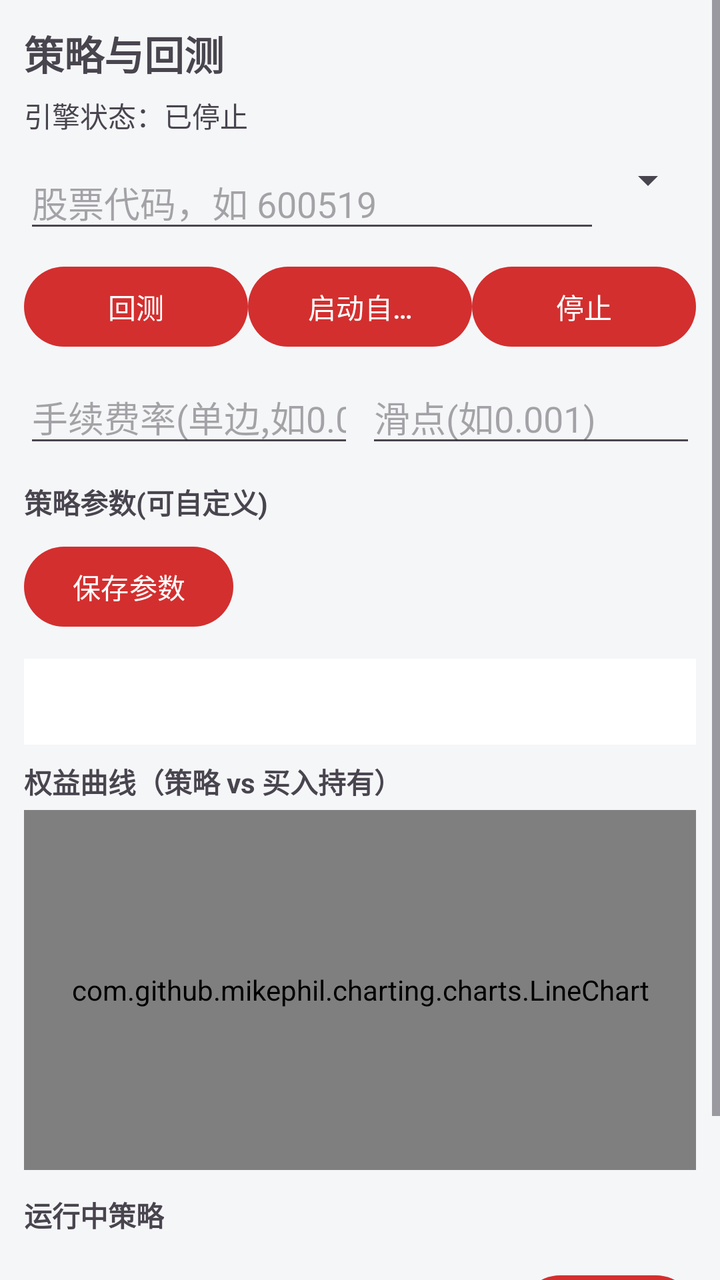
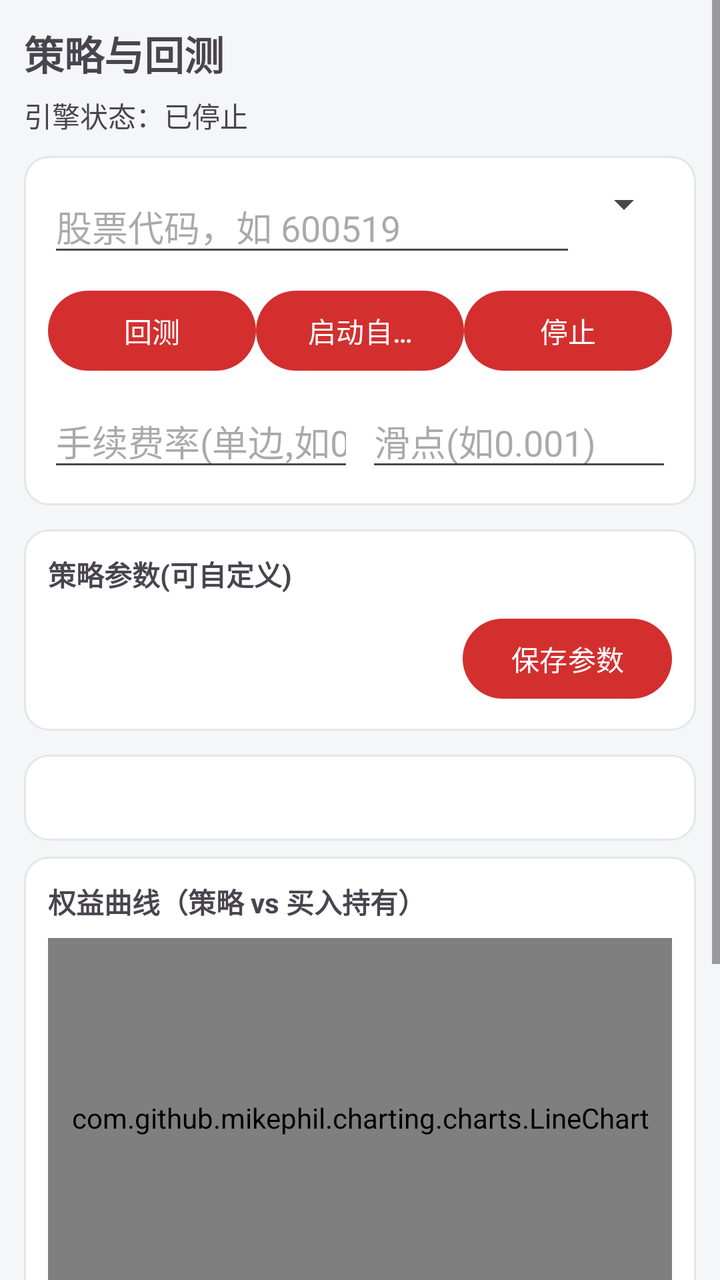

Two renders of the same Android screen: before a commit and after it. Below are the layout's source before the change and the commit's diff.
<!-- AndroidManifest.xml: application theme Theme.QuantApp -->
<!-- res/layout/fragment_strategy.xml -->
<?xml version="1.0" encoding="utf-8"?>
<ScrollView xmlns:android="http://schemas.android.com/apk/res/android"
    android:layout_width="match_parent" android:layout_height="match_parent">

    <LinearLayout android:layout_width="match_parent" android:layout_height="wrap_content"
        android:orientation="vertical" android:padding="12dp">

        <TextView android:layout_width="wrap_content" android:layout_height="wrap_content"
            android:text="策略与回测" android:textSize="20sp" android:textStyle="bold" />

        <TextView android:id="@+id/tv_running_status" android:layout_width="match_parent"
            android:layout_height="wrap_content" android:layout_marginTop="6dp"
            android:text="引擎状态：已停止" />

        <LinearLayout android:layout_width="match_parent" android:layout_height="wrap_content"
            android:orientation="horizontal" android:layout_marginTop="10dp">
            <EditText android:id="@+id/et_strat_symbol" android:layout_width="0dp"
                android:layout_height="wrap_content" android:layout_weight="1"
                android:hint="股票代码，如 600519" android:inputType="number" />
            <Spinner android:id="@+id/spinner_strategy" android:layout_width="wrap_content"
                android:layout_height="wrap_content" />
        </LinearLayout>

        <LinearLayout android:layout_width="match_parent" android:layout_height="wrap_content"
            android:orientation="horizontal" android:layout_marginTop="8dp">
            <Button android:id="@+id/btn_backtest" android:layout_width="0dp"
                android:layout_height="wrap_content" android:layout_weight="1"
                android:singleLine="true" android:text="回测" />
            <Button android:id="@+id/btn_start" android:layout_width="0dp"
                android:layout_height="wrap_content" android:layout_weight="1"
                android:singleLine="true" android:text="启动自动交易" />
            <Button android:id="@+id/btn_stop" android:layout_width="0dp"
                android:layout_height="wrap_content" android:layout_weight="1"
                android:singleLine="true" android:text="停止" />
        </LinearLayout>

        <LinearLayout android:layout_width="match_parent" android:layout_height="wrap_content"
            android:orientation="horizontal" android:layout_marginTop="8dp">
            <EditText android:id="@+id/et_fee_rate" android:layout_width="0dp"
                android:layout_height="wrap_content" android:layout_weight="1"
                android:hint="手续费率(单边,如0.0003)" android:inputType="numberDecimal"
                android:singleLine="true" />
            <EditText android:id="@+id/et_slippage" android:layout_width="0dp"
                android:layout_height="wrap_content" android:layout_weight="1"
                android:layout_marginStart="6dp"
                android:hint="滑点(如0.001)" android:inputType="numberDecimal"
                android:singleLine="true" />
        </LinearLayout>

        <TextView android:layout_width="wrap_content" android:layout_height="wrap_content"
            android:layout_marginTop="12dp" android:text="策略参数(可自定义)" android:textStyle="bold" />
        <LinearLayout android:id="@+id/linear_params" android:layout_width="match_parent"
            android:layout_height="wrap_content" android:orientation="vertical" android:layout_marginTop="4dp" />
        <Button android:id="@+id/btn_apply_params" android:layout_width="wrap_content"
            android:layout_height="wrap_content" android:layout_marginTop="4dp" android:text="保存参数" />

        <TextView android:id="@+id/tv_backtest"
            android:layout_width="match_parent" android:layout_height="wrap_content"
            android:layout_marginTop="12dp" android:padding="12dp" android:background="@color/card_bg"
            android:textIsSelectable="true" android:textSize="14sp" />

        <TextView android:layout_width="wrap_content" android:layout_height="wrap_content"
            android:text="权益曲线（策略 vs 买入持有）" android:layout_marginTop="8dp"
            android:textStyle="bold" android:textSize="14sp" />
        <com.github.mikephil.charting.charts.LineChart
            android:id="@+id/chart_equity" android:layout_width="match_parent"
            android:layout_height="180dp" android:layout_marginTop="4dp" android:background="@color/card_bg" />

        <TextView android:layout_width="wrap_content" android:layout_height="wrap_content"
            android:text="运行中策略" android:layout_marginTop="12dp" android:textStyle="bold" />
        <ListView android:id="@+id/list_active" android:layout_width="match_parent"
            android:layout_height="wrap_content" android:background="@color/card_bg" />

        <LinearLayout android:layout_width="match_parent" android:layout_height="wrap_content"
            android:orientation="horizontal" android:layout_marginTop="16dp"
            android:gravity="center_vertical">
            <TextView android:layout_width="0dp" android:layout_height="wrap_content"
                android:layout_weight="1" android:text="信号与成交日志" android:textStyle="bold" />
            <Button android:id="@+id/btn_clear_log" android:layout_width="wrap_content"
                android:layout_height="wrap_content" android:text="清空" />
        </LinearLayout>
        <ScrollView android:layout_width="match_parent" android:layout_height="wrap_content"
            android:layout_marginTop="4dp">
            <TextView android:id="@+id/tv_engine_log"
                android:layout_width="match_parent" android:layout_height="wrap_content"
                android:padding="10dp" android:background="@color/card_bg"
                android:textIsSelectable="true" android:textSize="12sp"
                android:fontFamily="monospace" />
        </ScrollView>
    </LinearLayout>
</ScrollView>
<!-- resources referenced by this layout -->
<resources>
  <color name="card_bg">#FFFFFF</color>
  <style name="Theme.QuantApp" parent="Theme.Material3.DayNight.NoActionBar">
          <item name="colorPrimary">@color/brand</item>
          <item name="colorPrimaryVariant">@color/brand_dark</item>
          <item name="colorOnPrimary">#FFFFFF</item>
          <item name="android:statusBarColor">@color/brand_dark</item>
          <item name="android:windowBackground">@color/bg</item>
      </style>
  <color name="brand">#D32F2F</color>
  <color name="brand_dark">#B71C1C</color>
  <color name="bg">#F5F6F8</color>
</resources>

<!-- the commit's change to res/layout/fragment_strategy.xml (unified diff, before → after) -->
@@ -13,79 +13,98 @@
             android:text="引擎状态：已停止" />
 
         <LinearLayout android:layout_width="match_parent" android:layout_height="wrap_content"
-            android:orientation="horizontal" android:layout_marginTop="10dp">
-            <EditText android:id="@+id/et_strat_symbol" android:layout_width="0dp"
-                android:layout_height="wrap_content" android:layout_weight="1"
-                android:hint="股票代码，如 600519" android:inputType="number" />
-            <Spinner android:id="@+id/spinner_strategy" android:layout_width="wrap_content"
-                android:layout_height="wrap_content" />
+            android:orientation="vertical" android:layout_marginTop="10dp"
+            android:padding="12dp" android:background="@drawable/bg_card">
+            <LinearLayout android:layout_width="match_parent" android:layout_height="wrap_content"
+                android:orientation="horizontal">
+                <EditText android:id="@+id/et_strat_symbol" android:layout_width="0dp"
+                    android:layout_height="wrap_content" android:layout_weight="1"
+                    android:hint="股票代码，如 600519" android:inputType="number" />
+                <Spinner android:id="@+id/spinner_strategy" android:layout_width="wrap_content"
+                    android:layout_height="wrap_content" />
+            </LinearLayout>
+
+            <LinearLayout android:layout_width="match_parent" android:layout_height="wrap_content"
+                android:orientation="horizontal" android:layout_marginTop="8dp">
+                <Button android:id="@+id/btn_backtest" android:layout_width="0dp"
+                    android:layout_height="wrap_content" android:layout_weight="1"
+                    android:singleLine="true" android:text="回测" />
+                <Button android:id="@+id/btn_start" android:layout_width="0dp"
+                    android:layout_height="wrap_content" android:layout_weight="1"
+                    android:singleLine="true" android:text="启动自动交易" />
+                <Button android:id="@+id/btn_stop" android:layout_width="0dp"
+                    android:layout_height="wrap_content" android:layout_weight="1"
+                    android:singleLine="true" android:text="停止" />
+            </LinearLayout>
+
+            <LinearLayout android:layout_width="match_parent" android:layout_height="wrap_content"
+                android:orientation="horizontal" android:layout_marginTop="8dp">
+                <EditText android:id="@+id/et_fee_rate" android:layout_width="0dp"
+                    android:layout_height="wrap_content" android:layout_weight="1"
+                    android:hint="手续费率(单边,如0.0003)" android:inputType="numberDecimal"
+                    android:singleLine="true" />
+                <EditText android:id="@+id/et_slippage" android:layout_width="0dp"
+                    android:layout_height="wrap_content" android:layout_weight="1"
+                    android:layout_marginStart="6dp"
+                    android:hint="滑点(如0.001)" android:inputType="numberDecimal"
+                    android:singleLine="true" />
+            </LinearLayout>
         </LinearLayout>
 
         <LinearLayout android:layout_width="match_parent" android:layout_height="wrap_content"
-            android:orientation="horizontal" android:layout_marginTop="8dp">
-            <Button android:id="@+id/btn_backtest" android:layout_width="0dp"
-                android:layout_height="wrap_content" android:layout_weight="1"
-                android:singleLine="true" android:text="回测" />
-            <Button android:id="@+id/btn_start" android:layout_width="0dp"
-                android:layout_height="wrap_content" android:layout_weight="1"
-                android:singleLine="true" android:text="启动自动交易" />
-            <Button android:id="@+id/btn_stop" android:layout_width="0dp"
-                android:layout_height="wrap_content" android:layout_weight="1"
-                android:singleLine="true" android:text="停止" />
+            android:orientation="vertical" android:layout_marginTop="12dp"
+            android:padding="12dp" android:background="@drawable/bg_card">
+            <TextView android:layout_width="wrap_content" android:layout_height="wrap_content"
+                android:text="策略参数(可自定义)" android:textStyle="bold" />
+            <LinearLayout android:id="@+id/linear_params" android:layout_width="match_parent"
+                android:layout_height="wrap_content" android:orientation="vertical" android:layout_marginTop="4dp" />
+            <Button android:id="@+id/btn_apply_params" android:layout_width="wrap_content"
+                android:layout_height="wrap_content" android:layout_gravity="end"
+                android:layout_marginTop="4dp" android:text="保存参数" />
+        </LinearLayout>
+
+        <TextView android:id="@+id/tv_backtest"
+            android:layout_width="match_parent" android:layout_height="wrap_content"
+            android:layout_marginTop="12dp" android:padding="12dp" android:background="@drawable/bg_card"
+            android:textIsSelectable="true" android:textSize="14sp" />
+
+        <LinearLayout android:layout_width="match_parent" android:layout_height="wrap_content"
+            android:orientation="vertical" android:layout_marginTop="8dp"
+            android:padding="12dp" android:background="@drawable/bg_card">
+            <TextView android:layout_width="wrap_content" android:layout_height="wrap_content"
+                android:text="权益曲线（策略 vs 买入持有）" android:textStyle="bold"
+                android:textSize="14sp" />
+            <com.github.mikephil.charting.charts.LineChart
+                android:id="@+id/chart_equity" android:layout_width="match_parent"
+                android:layout_height="180dp" android:layout_marginTop="8dp" />
         </LinearLayout>
 
         <LinearLayout android:layout_width="match_parent" android:layout_height="wrap_content"
-            android:orientation="horizontal" android:layout_marginTop="8dp">
-            <EditText android:id="@+id/et_fee_rate" android:layout_width="0dp"
-                android:layout_height="wrap_content" android:layout_weight="1"
-                android:hint="手续费率(单边,如0.0003)" android:inputType="numberDecimal"
-                android:singleLine="true" />
-            <EditText android:id="@+id/et_slippage" android:layout_width="0dp"
-                android:layout_height="wrap_content" android:layout_weight="1"
-                android:layout_marginStart="6dp"
-                android:hint="滑点(如0.001)" android:inputType="numberDecimal"
-                android:singleLine="true" />
+            android:orientation="vertical" android:layout_marginTop="12dp"
+            android:padding="12dp" android:background="@drawable/bg_card">
+            <TextView android:layout_width="wrap_content" android:layout_height="wrap_content"
+                android:text="运行中策略" android:textStyle="bold" />
+            <ListView android:id="@+id/list_active" android:layout_width="match_parent"
+                android:layout_height="wrap_content" android:layout_marginTop="6dp" />
         </LinearLayout>
 
-        <TextView android:layout_width="wrap_content" android:layout_height="wrap_content"
-            android:layout_marginTop="12dp" android:text="策略参数(可自定义)" android:textStyle="bold" />
-        <LinearLayout android:id="@+id/linear_params" android:layout_width="match_parent"
-            android:layout_height="wrap_content" android:orientation="vertical" android:layout_marginTop="4dp" />
-        <Button android:id="@+id/btn_apply_params" android:layout_width="wrap_content"
-            android:layout_height="wrap_content" android:layout_marginTop="4dp" android:text="保存参数" />
-
-        <TextView android:id="@+id/tv_backtest"
-            android:layout_width="match_parent" android:layout_height="wrap_content"
-            android:layout_marginTop="12dp" android:padding="12dp" android:background="@color/card_bg"
-            android:textIsSelectable="true" android:textSize="14sp" />
-
-        <TextView android:layout_width="wrap_content" android:layout_height="wrap_content"
-            android:text="权益曲线（策略 vs 买入持有）" android:layout_marginTop="8dp"
-            android:textStyle="bold" android:textSize="14sp" />
-        <com.github.mikephil.charting.charts.LineChart
-            android:id="@+id/chart_equity" android:layout_width="match_parent"
-            android:layout_height="180dp" android:layout_marginTop="4dp" android:background="@color/card_bg" />
-
-        <TextView android:layout_width="wrap_content" android:layout_height="wrap_content"
-            android:text="运行中策略" android:layout_marginTop="12dp" android:textStyle="bold" />
-        <ListView android:id="@+id/list_active" android:layout_width="match_parent"
-            android:layout_height="wrap_content" android:background="@color/card_bg" />
-
         <LinearLayout android:layout_width="match_parent" android:layout_height="wrap_content"
-            android:orientation="horizontal" android:layout_marginTop="16dp"
-            android:gravity="center_vertical">
-            <TextView android:layout_width="0dp" android:layout_height="wrap_content"
-                android:layout_weight="1" android:text="信号与成交日志" android:textStyle="bold" />
-            <Button android:id="@+id/btn_clear_log" android:layout_width="wrap_content"
-                android:layout_height="wrap_content" android:text="清空" />
+            android:orientation="vertical" android:layout_marginTop="12dp"
+            android:padding="12dp" android:background="@drawable/bg_card">
+            <LinearLayout android:layout_width="match_parent" android:layout_height="wrap_content"
+                android:orientation="horizontal" android:gravity="center_vertical">
+                <TextView android:layout_width="0dp" android:layout_height="wrap_content"
+                    android:layout_weight="1" android:text="信号与成交日志" android:textStyle="bold" />
+                <Button android:id="@+id/btn_clear_log" android:layout_width="wrap_content"
+                    android:layout_height="wrap_content" android:text="清空" />
+            </LinearLayout>
+            <ScrollView android:layout_width="match_parent" android:layout_height="wrap_content"
+                android:layout_marginTop="6dp">
+                <TextView android:id="@+id/tv_engine_log"
+                    android:layout_width="match_parent" android:layout_height="wrap_content"
+                    android:padding="4dp" android:textIsSelectable="true" android:textSize="12sp"
+                    android:fontFamily="monospace" />
+            </ScrollView>
         </LinearLayout>
-        <ScrollView android:layout_width="match_parent" android:layout_height="wrap_content"
-            android:layout_marginTop="4dp">
-            <TextView android:id="@+id/tv_engine_log"
-                android:layout_width="match_parent" android:layout_height="wrap_content"
-                android:padding="10dp" android:background="@color/card_bg"
-                android:textIsSelectable="true" android:textSize="12sp"
-                android:fontFamily="monospace" />
-        </ScrollView>
     </LinearLayout>
 </ScrollView>
<!-- resource entries referenced after the edit -->
@@ -1,6 +1,14 @@
 <!-- resources referenced by this layout -->
 <resources>
+  <!-- drawable bg_card (drawable) -->
+  <?xml version="1.0" encoding="utf-8"?>
+  <shape xmlns:android="http://schemas.android.com/apk/res/android" android:shape="rectangle">
+      <solid android:color="@color/card_bg" />
+      <corners android:radius="12dp" />
+      <stroke android:width="1dp" android:color="@color/divider" />
+  </shape>
   <color name="card_bg">#FFFFFF</color>
+  <color name="divider">#E3E6EA</color>
   <style name="Theme.QuantApp" parent="Theme.Material3.DayNight.NoActionBar">
           <item name="colorPrimary">@color/brand</item>
           <item name="colorPrimaryVariant">@color/brand_dark</item>
